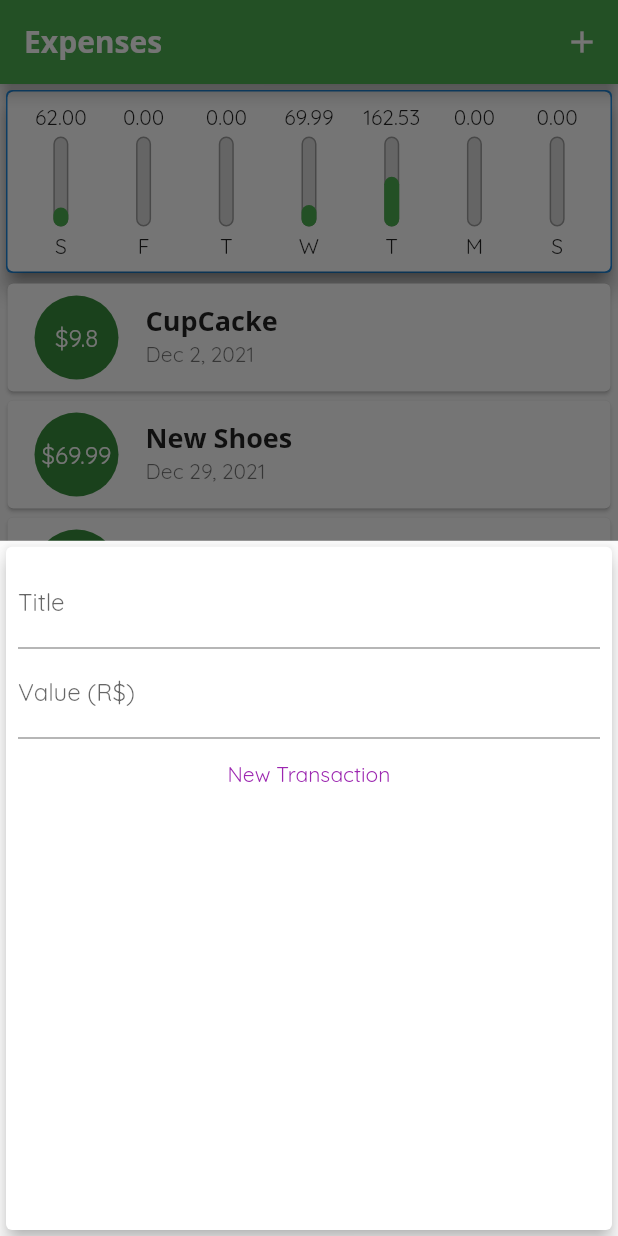
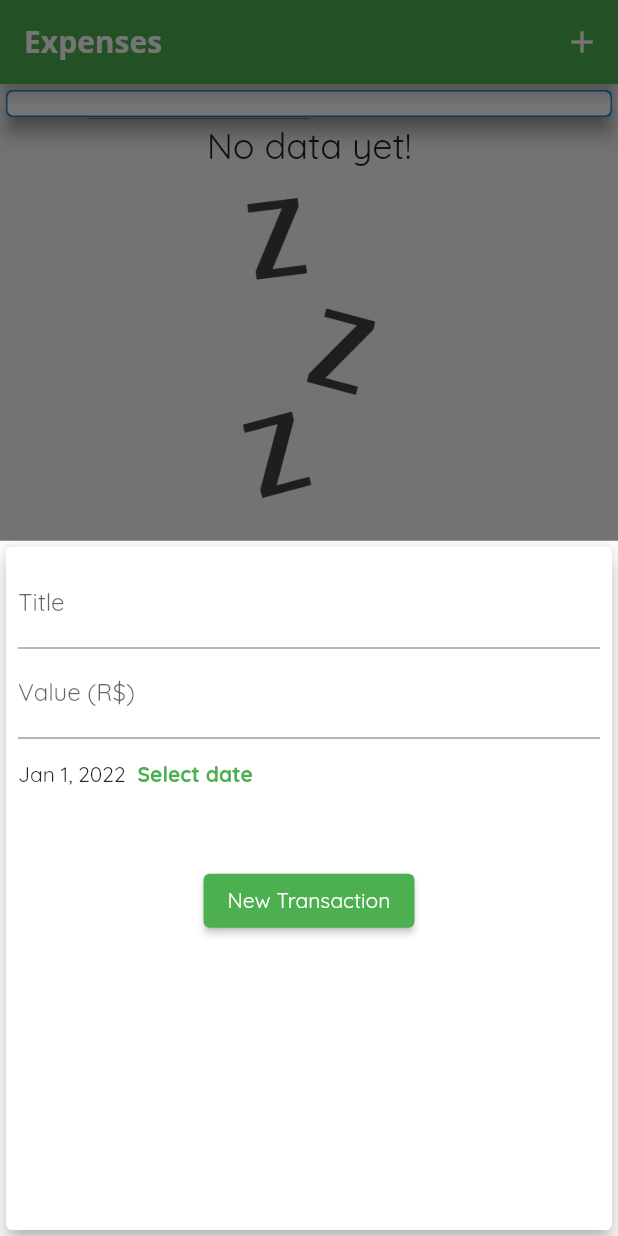
Before and after one commit to EduardoRenz/flutter-expenses, a Flutter app: the screen it shows after launch, after a tap on the "add" icon, on a phone screen of 412 x 824 dp. Run offline on Flutter 3.47's test engine with Material 2 defaults, Android fonts, the phone set to English and light mode, and no system bars.

Commit message:
select date & transaction removing

```diff
--- a/lib/components/transaction_form.dart
+++ b/lib/components/transaction_form.dart
@@ -1,7 +1,8 @@
 import 'package:flutter/material.dart';
+import 'package:intl/intl.dart';
 
 class TransactionForm extends StatefulWidget {
-  final void Function(String title, double value) onSubmit;
+  final void Function(String title, double value, DateTime date) onSubmit;
 
   TransactionForm(this.onSubmit);
 
@@ -10,16 +11,33 @@ class TransactionForm extends StatefulWidget {
 }
 
 class _TransactionFormState extends State<TransactionForm> {
-  final titleController = TextEditingController();
-
-  final amountController = TextEditingController();
+  final _titleController = TextEditingController();
+  final _amountController = TextEditingController();
+  DateTime _transactionDate = DateTime.now();
 
   _submitForm() {
-    final title = titleController.text;
-    final value = double.tryParse(amountController.text);
+    final title = _titleController.text;
+    final value = double.tryParse(_amountController.text);
+    final date = _transactionDate;
     if (title.isNotEmpty && value != null) {
-      widget.onSubmit(title, value);
+      widget.onSubmit(title, value, date);
     }
+  }
+
+  _showDatePicker() {
+    showDatePicker(
+      context: context,
+      initialDate: DateTime.now(),
+      firstDate: DateTime(2019),
+      lastDate: DateTime.now(),
+    ).then((pickedDate) {
+      if (pickedDate == null) {
+        return;
+      }
+      setState(() {
+        _transactionDate = pickedDate;
+      });
+    });
   }
 
   @override
@@ -32,23 +50,38 @@ class _TransactionFormState extends State<TransactionForm> {
           children: [
             TextField(
                 onSubmitted: (value) => _submitForm(),
-                controller: titleController,
+                controller: _titleController,
                 decoration: InputDecoration(labelText: 'Title')),
             TextField(
               onSubmitted: (value) => _submitForm(),
               keyboardType:
                   const TextInputType.numberWithOptions(decimal: true),
-              controller: amountController,
+              controller: _amountController,
               decoration: InputDecoration(labelText: 'Value (R\$)'),
             ),
+            Row(children: [
+              _transactionDate != null
+                  ? Text(DateFormat.yMMMd().format(_transactionDate))
+                  : Text('No date selected'),
               TextButton(
+                child: Text('Select date',
+                    style: TextStyle(
+                        color: Theme.of(context).primaryColor,
+                        fontWeight: FontWeight.bold)),
+                onPressed: _showDatePicker,
+              )
+            ]),
+            Container(
+              margin:
+                  EdgeInsets.only(top: Theme.of(context).buttonTheme.height),
+              child: ElevatedButton(
                   onPressed: () {
                     _submitForm();
                   },
                   child: const Text(
                     "New Transaction",
-                  style: TextStyle(color: Colors.purple),
                   )),
+            ),
           ],
         ),
       ),
--- a/lib/components/transaction_list.dart
+++ b/lib/components/transaction_list.dart
@@ -4,8 +4,13 @@ import 'package:intl/intl.dart';
 
 class TransactionList extends StatelessWidget {
   final List<Transaction> transactions;
+  final Function deleteTransaction;
 
-  const TransactionList(this.transactions);
+  TransactionList(this.transactions, this.deleteTransaction);
+
+  void _removeTransaction(String transactionId) {
+    deleteTransaction(transactionId);
+  }
 
   @override
   Widget build(BuildContext context) {
@@ -49,6 +54,11 @@ class TransactionList extends StatelessWidget {
                     subtitle: Text(
                       DateFormat.yMMMd().format(tr.date),
                     ),
+                    trailing: IconButton(
+                      icon: Icon(Icons.delete),
+                      color: Theme.of(context).errorColor,
+                      onPressed: () => _removeTransaction(tr.id),
+                    ),
                   ),
                 );
               },
--- a/lib/main.dart
+++ b/lib/main.dart
@@ -38,32 +38,7 @@ class HomePage extends StatefulWidget {
 }
 
 class _HomePageState extends State<HomePage> {
-  final List<Transaction> _transactions = [
-    Transaction(
-      id: 't0',
-      title: 'CupCacke',
-      value: 9.80,
-      date: DateTime.now().subtract(Duration(days: 30)),
-    ),
-    Transaction(
-      id: 't1',
-      title: 'New Shoes',
-      value: 69.99,
-      date: DateTime.now().subtract(Duration(days: 3)),
-    ),
-    Transaction(
-      id: 't2',
-      title: 'Weekly Groceries',
-      value: 162.53,
-      date: DateTime.now().subtract(Duration(days: 4)),
-    ),
-    Transaction(
-      id: 't3',
-      title: 'Beer Hanhout',
-      value: 62,
-      date: DateTime.now(),
-    ),
-  ];
+  final List<Transaction> _transactions = [];
 
   List<Transaction> get _recentTransactions {
     return _transactions.where((tr) {
@@ -71,12 +46,12 @@ class _HomePageState extends State<HomePage> {
     }).toList();
   }
 
-  void _addNewTransaction(String title, double value) {
+  void _addNewTransaction(String title, double value, DateTime date) {
     final newTransaction = Transaction(
       id: Random().nextDouble().toString(),
       title: title,
       value: value,
-      date: DateTime.now(),
+      date: date,
     );
 
     setState(() {
@@ -84,6 +59,12 @@ class _HomePageState extends State<HomePage> {
     });
 
     Navigator.of(context).pop();
+  }
+
+  void _deleteTransaction(String transactionId) {
+    setState(() {
+      _transactions.removeWhere((tr) => tr.id == transactionId);
+    });
   }
 
   _showTransactionFormModal(BuildContext context) {
@@ -117,7 +98,7 @@ class _HomePageState extends State<HomePage> {
               child: Chart(_recentTransactions),
               elevation: 5,
             ),
-            TransactionList(_transactions),
+            TransactionList(_transactions, _deleteTransaction),
           ],
         ),
       ),
```
Lines whose indentation alone changed are shown as unchanged.
